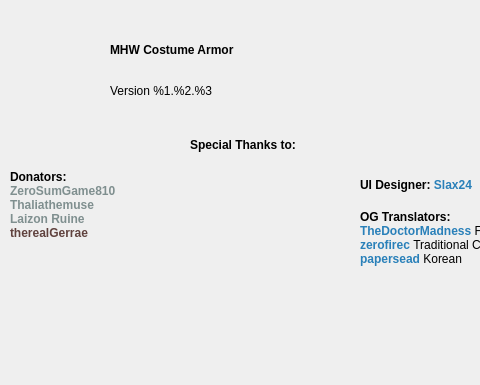
alcros33/MHW-Costume-Armor, file include/ui/AboutWindow.ui: the form before one commit; both pictures show x 0 to 480 and y 0 to 385 of the 599 by 485 pixel window.
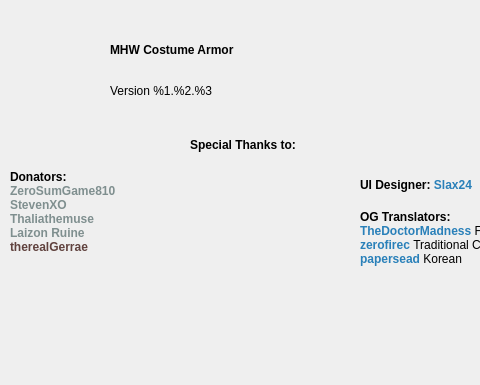
The form after the commit. Icons and pictures are not drawn.

Patch:
```diff
--- a/include/ui/AboutWindow.ui
+++ b/include/ui/AboutWindow.ui
@@ -182,6 +182,7 @@
 &lt;/span&gt;
 &lt;span style=&quot;color:#7f8f8f; font-weight:500;&quot;&gt;
 ZeroSumGame810&lt;br&gt;
+StevenXO&lt;br&gt;
 Thaliathemuse&lt;br&gt;
 Laizon Ruine&lt;br&gt;
 &lt;/span&gt;
```
